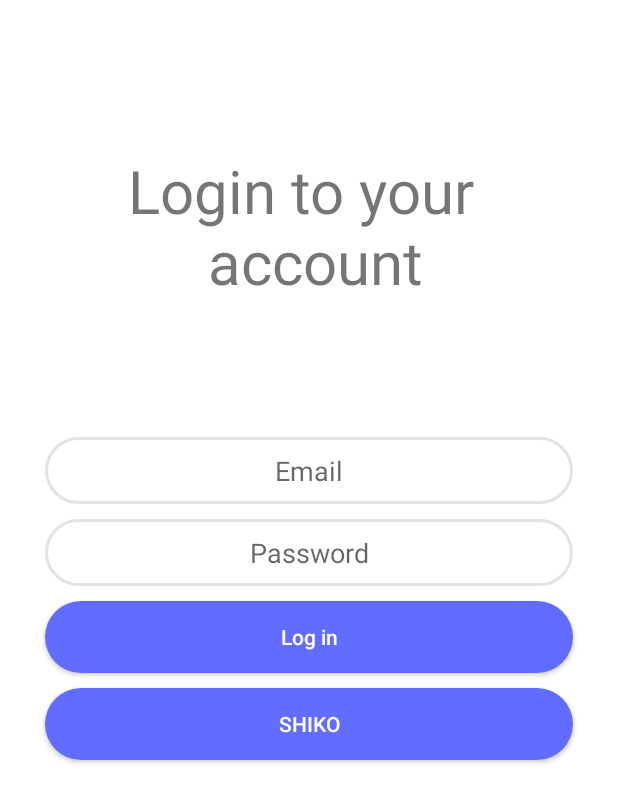
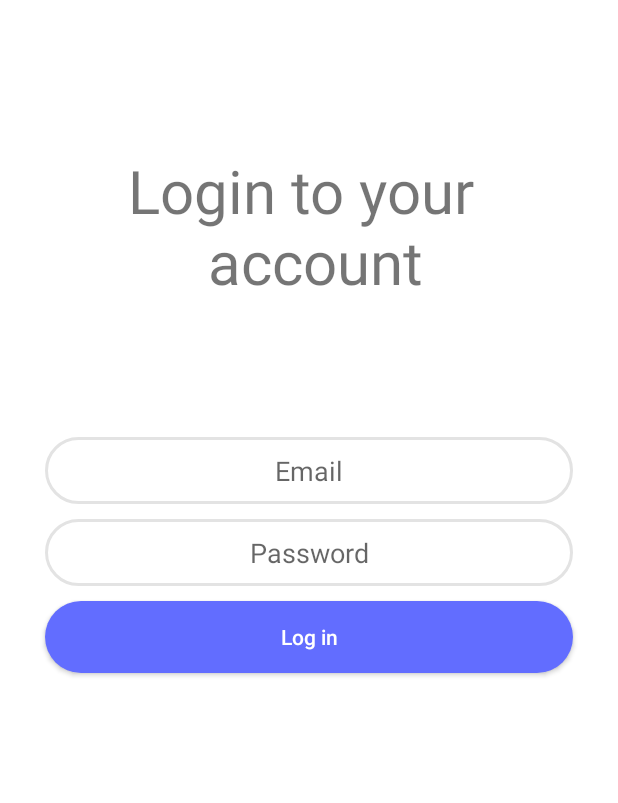
Before and after one commit to AlbosHajdari/androidSocialApp, an Android app: the screen it shows after launch (LoginActivity), on a phone screen of 412 x 824 dp. Shown: the top 803 px of the screen. Run offline under Robolectric (Android 15) with nearby library versions, the phone set to English and light mode, and no system bars; our stand-ins replace data binding.

Commit message:
Made the listview work

```diff
--- a/app/src/main/java/com/tahirietrit/socialapp/model/ListAdapter.java
+++ b/app/src/main/java/com/tahirietrit/socialapp/model/ListAdapter.java
@@ -64,7 +64,7 @@ public class ListAdapter extends BaseAdapter {
         } else {
             holder = (ViewHolder) convertView.getTag();
         }
-        //holder.profiliImageView.setText("Emri: "+ contacts.get(position).name);
+
         holder.username.setText(posts.get(position).getUsername());
         holder.agoTime.setText(posts.get(position).getCreatedDate());
 
@@ -73,7 +73,6 @@ public class ListAdapter extends BaseAdapter {
             public void onClick(View v) {
                 intent.putExtra(USERNAME_MESSAGE, posts.get(position).getUsername());
                 intent.putExtra(AGOTIME_MESSAGE, posts.get(position).getCreatedDate());
-                //intent.putExtra(IMAGEINTR_MESSAGE,posts.get(position).imageIntR);
 
                 ctx.startActivity(intent);
             }
@@ -88,10 +87,8 @@ public class ListAdapter extends BaseAdapter {
         TextView username;
         TextView agoTime;
         LinearLayout listItemLinearLayout;
-        ImageButton callButton;
 
         public ViewHolder(View view) {
-            //firstName= view.findViewById(R.id.details_layout).findViewById(R.id.firstName_textView);
             username = view.findViewById(R.id.username_TextView);
             agoTime = view.findViewById(R.id.ago_TextView);
             profiliImageView = view.findViewById(R.id.profili_ImageView);
--- a/app/src/main/java/com/tahirietrit/socialapp/ui/LoginActivity.java
+++ b/app/src/main/java/com/tahirietrit/socialapp/ui/LoginActivity.java
@@ -3,7 +3,6 @@ package com.tahirietrit.socialapp.ui;
 import android.content.Intent;
 import android.databinding.DataBindingUtil;
 import android.os.Bundle;
-import android.os.Parcel;
 import android.support.annotation.Nullable;
 import android.support.v7.app.AppCompatActivity;
 import android.view.View;
@@ -14,24 +13,18 @@ import com.tahirietrit.socialapp.R;
 import com.tahirietrit.socialapp.api.ApiService;
 import com.tahirietrit.socialapp.api.Servicefactory;
 import com.tahirietrit.socialapp.databinding.LoginActivityBinding;
-import com.tahirietrit.socialapp.model.FeedResponse;
 import com.tahirietrit.socialapp.model.LoginResponse;
-import com.tahirietrit.socialapp.model.Posts;
 import com.tahirietrit.socialapp.model.User;
 import com.tahirietrit.socialapp.prefs.AppPreferences;
 
 import java.security.MessageDigest;
 import java.security.NoSuchAlgorithmException;
-import java.util.ArrayList;
-import java.util.List;
 
 import retrofit2.Call;
 import retrofit2.Callback;
 import retrofit2.Response;
 
 public class LoginActivity extends AppCompatActivity {
-
-    public static final String LIST_POSTS_SERIALIZABLE = "listOfPostsSerializable";
     LoginActivityBinding binding;
 
     @Override
@@ -44,13 +37,6 @@ public class LoginActivity extends AppCompatActivity {
             @Override
             public void onClick(View v) {
                 loginUser();
-            }
-        });
-
-        binding.shikoButton.setOnClickListener(new View.OnClickListener() {
-            @Override
-            public void onClick(View v) {
-                //shikoPostimet();
             }
         });
 /*          if(AppPreferences.getUserID()!=null){
--- a/app/src/main/res/layout/login_activity.xml
+++ b/app/src/main/res/layout/login_activity.xml
@@ -54,18 +54,6 @@
             android:textAllCaps="false"
             android:textColor="#fff" />
 
-        <Button
-            android:id="@+id/shikoButton"
-            android:layout_width="match_parent"
-            android:layout_height="wrap_content"
-            android:layout_marginLeft="30dp"
-            android:layout_marginTop="10dp"
-            android:layout_marginRight="30dp"
-            android:background="@drawable/login_button_background"
-            android:text="SHIKO"
-            android:textAllCaps="false"
-            android:textColor="#fff" />
-
     </LinearLayout>
 
 </layout>
```
Also changed, not shown: app/src/main/java/com/tahirietrit/socialapp/MainActivity.java (+4 -46 lines).
